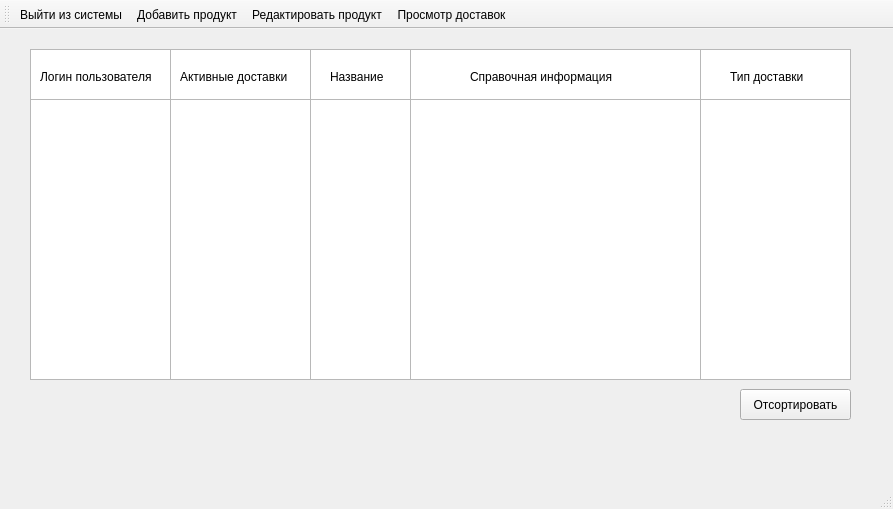
First picture: the form in Source/MDKP/workeractivedelivery.ui, repository striction10/MDKP, before the edit.
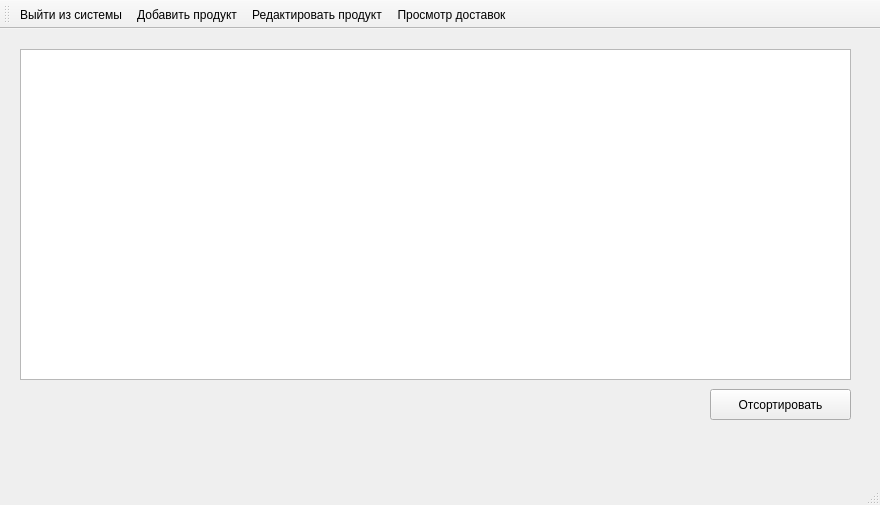
Second picture: the form after the edit.

```diff
--- a/Source/MDKP/workeractivedelivery.ui
+++ b/Source/MDKP/workeractivedelivery.ui
@@ -6,112 +6,20 @@
    <rect>
     <x>0</x>
     <y>0</y>
-    <width>893</width>
-    <height>509</height>
+    <width>880</width>
+    <height>505</height>
    </rect>
   </property>
   <property name="windowTitle">
    <string>MainWindow</string>
   </property>
   <widget class="QWidget" name="centralwidget">
-   <widget class="QLabel" name="label_6">
-    <property name="geometry">
-     <rect>
-      <x>40</x>
-      <y>40</y>
-      <width>131</width>
-      <height>16</height>
-     </rect>
-    </property>
-    <property name="text">
-     <string>Логин пользователя</string>
-    </property>
-   </widget>
-   <widget class="QColumnView" name="columnView_6">
-    <property name="geometry">
-     <rect>
-      <x>310</x>
-      <y>20</y>
-      <width>101</width>
-      <height>51</height>
-     </rect>
-    </property>
-   </widget>
-   <widget class="QLabel" name="label_4">
-    <property name="geometry">
-     <rect>
-      <x>180</x>
-      <y>40</y>
-      <width>141</width>
-      <height>16</height>
-     </rect>
-    </property>
-    <property name="text">
-     <string>Активные доставки</string>
-    </property>
-   </widget>
-   <widget class="QLabel" name="label_3">
-    <property name="geometry">
-     <rect>
-      <x>470</x>
-      <y>40</y>
-      <width>151</width>
-      <height>16</height>
-     </rect>
-    </property>
-    <property name="text">
-     <string>Справочная информация</string>
-    </property>
-   </widget>
-   <widget class="QColumnView" name="columnView_5">
-    <property name="geometry">
-     <rect>
-      <x>410</x>
-      <y>20</y>
-      <width>291</width>
-      <height>51</height>
-     </rect>
-    </property>
-   </widget>
-   <widget class="QColumnView" name="columnView_8">
-    <property name="geometry">
-     <rect>
-      <x>700</x>
-      <y>20</y>
-      <width>151</width>
-      <height>51</height>
-     </rect>
-    </property>
-   </widget>
-   <widget class="QColumnView" name="columnView">
-    <property name="geometry">
-     <rect>
-      <x>170</x>
-      <y>20</y>
-      <width>141</width>
-      <height>331</height>
-     </rect>
-    </property>
-   </widget>
-   <widget class="QLabel" name="label_5">
-    <property name="geometry">
-     <rect>
-      <x>730</x>
-      <y>40</y>
-      <width>101</width>
-      <height>16</height>
-     </rect>
-    </property>
-    <property name="text">
-     <string>Тип доставки</string>
-    </property>
-   </widget>
    <widget class="QPushButton" name="pushButton">
     <property name="geometry">
      <rect>
-      <x>740</x>
+      <x>710</x>
       <y>360</y>
-      <width>111</width>
+      <width>141</width>
       <height>31</height>
      </rect>
     </property>
@@ -119,85 +27,12 @@
      <string>Отсортировать</string>
     </property>
    </widget>
-   <widget class="QColumnView" name="columnView_4">
-    <property name="geometry">
-     <rect>
-      <x>170</x>
-      <y>20</y>
-      <width>141</width>
-      <height>51</height>
-     </rect>
-    </property>
-   </widget>
-   <widget class="QLabel" name="label_2">
-    <property name="geometry">
-     <rect>
-      <x>330</x>
-      <y>40</y>
-      <width>61</width>
-      <height>16</height>
-     </rect>
-    </property>
-    <property name="text">
-     <string>Название</string>
-    </property>
-   </widget>
-   <widget class="QColumnView" name="columnView_2">
-    <property name="geometry">
-     <rect>
-      <x>410</x>
-      <y>20</y>
-      <width>291</width>
-      <height>331</height>
-     </rect>
-    </property>
-   </widget>
-   <widget class="QColumnView" name="columnView_10">
-    <property name="geometry">
-     <rect>
-      <x>30</x>
-      <y>20</y>
-      <width>141</width>
-      <height>51</height>
-     </rect>
-    </property>
-   </widget>
-   <widget class="QColumnView" name="columnView_9">
-    <property name="geometry">
-     <rect>
-      <x>30</x>
-      <y>20</y>
-      <width>141</width>
-      <height>331</height>
-     </rect>
-    </property>
-   </widget>
    <widget class="QTableWidget" name="tableWidget">
     <property name="geometry">
      <rect>
-      <x>40</x>
+      <x>20</x>
       <y>20</y>
-      <width>661</width>
-      <height>331</height>
-     </rect>
-    </property>
-   </widget>
-   <widget class="QColumnView" name="columnView_3">
-    <property name="geometry">
-     <rect>
-      <x>310</x>
-      <y>20</y>
-      <width>101</width>
-      <height>331</height>
-     </rect>
-    </property>
-   </widget>
-   <widget class="QColumnView" name="columnView_7">
-    <property name="geometry">
-     <rect>
-      <x>700</x>
-      <y>20</y>
-      <width>151</width>
+      <width>831</width>
       <height>331</height>
      </rect>
     </property>
```
Left out of the diff: 17 changed lines with no effect on the pictures.
